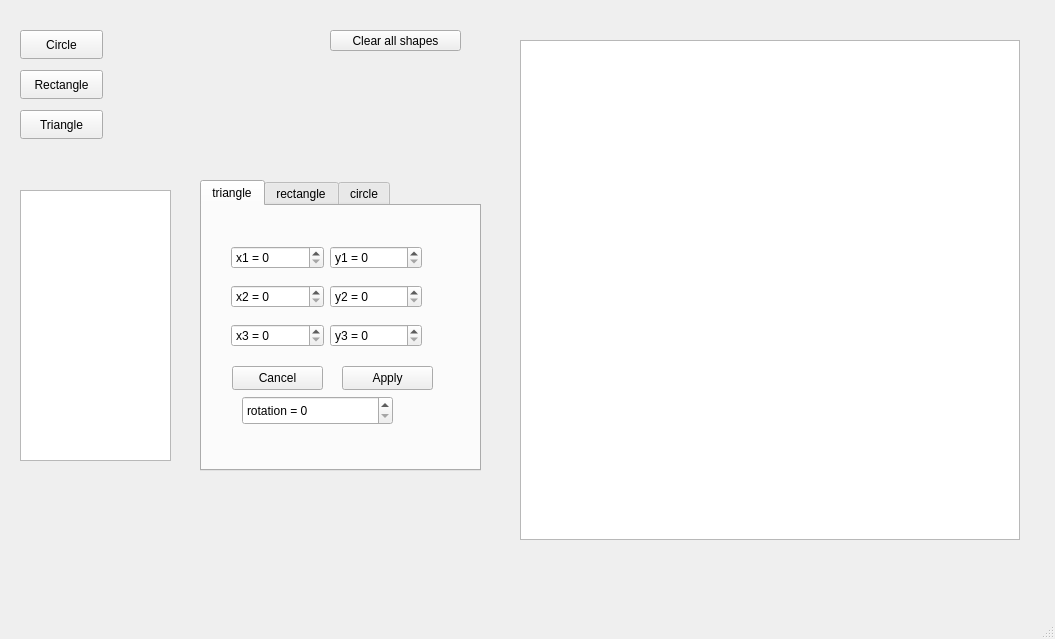
Qt form mainwindow.ui (KapitoliyVZ/GeometricShapes) before a commit.
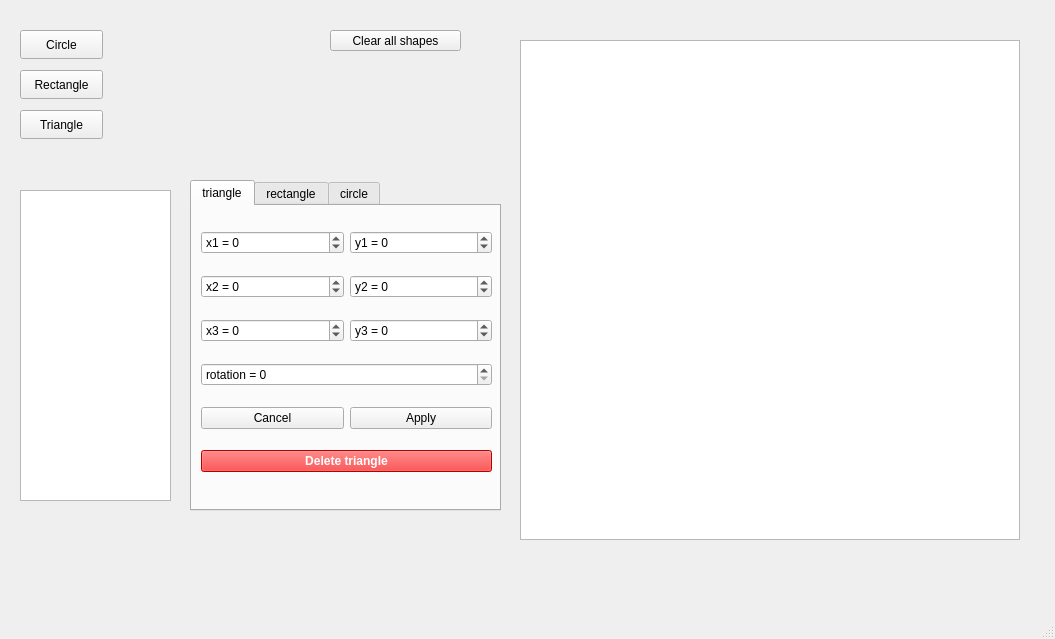
The same form after that commit.

The edit to the form file:
```diff
--- a/mainwindow.ui
+++ b/mainwindow.ui
@@ -100,17 +100,17 @@
       <x>20</x>
       <y>190</y>
       <width>151</width>
-      <height>271</height>
+      <height>311</height>
      </rect>
     </property>
    </widget>
    <widget class="QTabWidget" name="tabWidgetProperties">
     <property name="geometry">
      <rect>
-      <x>200</x>
+      <x>190</x>
       <y>180</y>
-      <width>281</width>
-      <height>291</height>
+      <width>311</width>
+      <height>331</height>
      </rect>
     </property>
     <property name="currentIndex">
@@ -123,99 +123,141 @@
      <widget class="QWidget" name="gridLayoutWidget">
       <property name="geometry">
        <rect>
-        <x>29</x>
-        <y>30</y>
-        <width>191</width>
-        <height>122</height>
+        <x>9</x>
+        <y>10</y>
+        <width>291</width>
+        <height>271</height>
        </rect>
       </property>
       <layout class="QGridLayout" name="gridLayout">
-       <item row="0" column="0">
+       <item row="1" column="0">
         <widget class="QSpinBox" name="spinBox_triangle_x1">
          <property name="prefix">
           <string>x1 = </string>
          </property>
+         <property name="minimum">
+          <number>-500</number>
+         </property>
+         <property name="maximum">
+          <number>500</number>
+         </property>
         </widget>
        </item>
-       <item row="1" column="0">
+       <item row="4" column="0" colspan="2">
+        <widget class="QSpinBox" name="spinBox_triangle_rotation">
+         <property name="prefix">
+          <string>rotation = </string>
+         </property>
+         <property name="maximum">
+          <number>360</number>
+         </property>
+        </widget>
+       </item>
+       <item row="3" column="0">
+        <widget class="QSpinBox" name="spinBox_triangle_x3">
+         <property name="prefix">
+          <string>x3 = </string>
+         </property>
+         <property name="minimum">
+          <number>-500</number>
+         </property>
+         <property name="maximum">
+          <number>500</number>
+         </property>
+        </widget>
+       </item>
+       <item row="2" column="0">
         <widget class="QSpinBox" name="spinBox_triangle_x2">
          <property name="prefix">
           <string>x2 = </string>
          </property>
-        </widget>
-       </item>
-       <item row="0" column="1">
-        <widget class="QSpinBox" name="spinBox_triangle_y1">
-         <property name="prefix">
-          <string>y1 = </string>
+         <property name="minimum">
+          <number>-500</number>
          </property>
+         <property name="maximum">
+          <number>500</number>
+         </property>
         </widget>
        </item>
-       <item row="1" column="1">
+       <item row="2" column="1">
         <widget class="QSpinBox" name="spinBox_triangle_y2">
          <property name="prefix">
           <string>y2 = </string>
          </property>
+         <property name="minimum">
+          <number>-500</number>
+         </property>
+         <property name="maximum">
+          <number>500</number>
+         </property>
         </widget>
        </item>
-       <item row="2" column="0">
-        <widget class="QSpinBox" name="spinBox_triangle_x3">
-         <property name="prefix">
-          <string>x3 = </string>
+       <item row="5" column="0">
+        <widget class="QPushButton" name="pushButton_triangle_Cancel">
+         <property name="text">
+          <string>Cancel</string>
          </property>
         </widget>
        </item>
-       <item row="2" column="1">
+       <item row="5" column="1">
+        <widget class="QPushButton" name="pushButton_triangle_Apply">
+         <property name="text">
+          <string>Apply</string>
+         </property>
+        </widget>
+       </item>
+       <item row="3" column="1">
         <widget class="QSpinBox" name="spinBox_triangle_y3">
          <property name="prefix">
           <string>y3 = </string>
          </property>
+         <property name="minimum">
+          <number>-500</number>
+         </property>
+         <property name="maximum">
+          <number>500</number>
+         </property>
+        </widget>
+       </item>
+       <item row="1" column="1">
+        <widget class="QSpinBox" name="spinBox_triangle_y1">
+         <property name="prefix">
+          <string>y1 = </string>
+         </property>
+         <property name="minimum">
+          <number>-500</number>
+         </property>
+         <property name="maximum">
+          <number>500</number>
+         </property>
+        </widget>
+       </item>
+       <item row="6" column="0" colspan="2">
+        <widget class="QPushButton" name="pushButton_triangle_Delete">
+         <property name="styleSheet">
+          <string notr="true">QPushButton {
+    background-color: red;
+    color: white;
+    font-weight: bold;
+}
+QPushButton:hover {
+    background-color: darkred;
+}
+QPushButton:pressed {
+    background-color: black;
+}
+</string>
+         </property>
+         <property name="text">
+          <string>Delete triangle</string>
+         </property>
+         <property name="autoRepeat">
+          <bool>false</bool>
+         </property>
         </widget>
        </item>
       </layout>
      </widget>
-     <widget class="QPushButton" name="pushButton_triangle_Apply">
-      <property name="geometry">
-       <rect>
-        <x>140</x>
-        <y>160</y>
-        <width>91</width>
-        <height>24</height>
-       </rect>
-      </property>
-      <property name="text">
-       <string>Apply</string>
-      </property>
-     </widget>
-     <widget class="QPushButton" name="pushButton_triangle_Cancel">
-      <property name="geometry">
-       <rect>
-        <x>30</x>
-        <y>160</y>
-        <width>91</width>
-        <height>24</height>
-       </rect>
-      </property>
-      <property name="text">
-       <string>Cancel</string>
-      </property>
-     </widget>
-     <widget class="QSpinBox" name="spinBox_triangle_rotation">
-      <property name="geometry">
-       <rect>
-        <x>40</x>
-        <y>190</y>
-        <width>151</width>
-        <height>29</height>
-       </rect>
-      </property>
-      <property name="prefix">
-       <string>rotation = </string>
-      </property>
-      <property name="maximum">
-       <number>360</number>
-      </property>
-     </widget>
     </widget>
     <widget class="QWidget" name="tab_rectangle">
      <attribute name="title">
```
Left out of the diff: 114 changed lines with no effect on the pictures.
